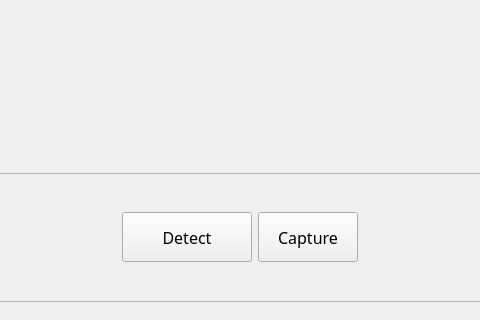
Qt form webcam_viewer.ui (ngfuong/face-detection-demo) before a commit; both pictures show x 139 to 619 and y 252 to 572 of the 758 by 572 pixel window.
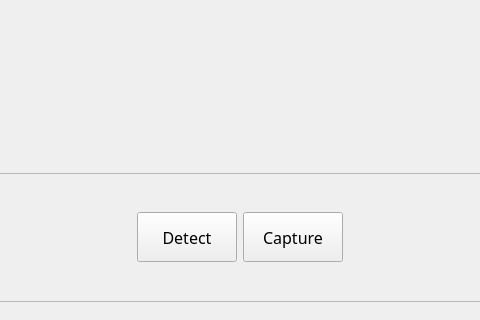
The same form after that commit.

What changed in the file:
```diff
--- a/webcam_viewer.ui
+++ b/webcam_viewer.ui
@@ -83,9 +83,15 @@
            </item>
            <item>
             <widget class="QPushButton" name="detect_button">
+             <property name="sizePolicy">
+              <sizepolicy hsizetype="Preferred" vsizetype="Fixed">
+               <horstretch>0</horstretch>
+               <verstretch>0</verstretch>
+              </sizepolicy>
+             </property>
              <property name="minimumSize">
               <size>
-               <width>130</width>
+               <width>100</width>
                <height>50</height>
               </size>
              </property>
```
